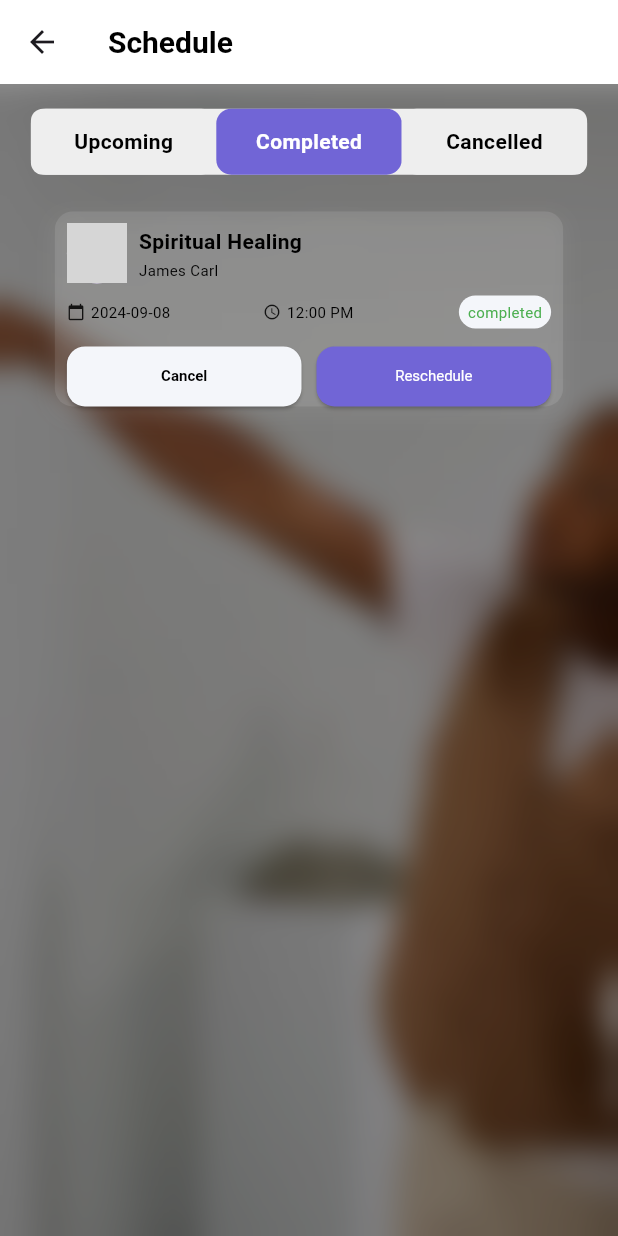
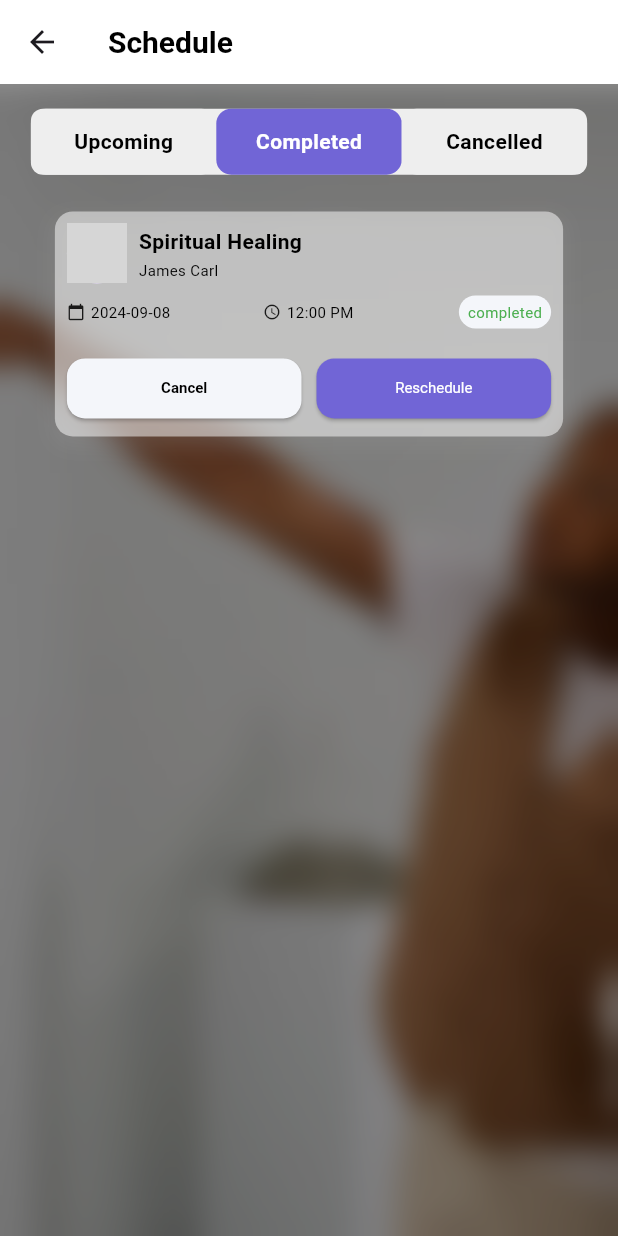
Before and after one commit to Gbolahan-Alao/passionAndPurpose, a Flutter app: the SchedulePage screen opened directly, after a tap on "Completed", on a phone screen of 412 x 824 dp. Run offline on Flutter 3.47's test engine with Material 3 defaults, Android fonts, the phone set to English and light mode, and no system bars; our stand-ins replace animated_text_kit, carousel_slider, flutter_riverpod; network calls fail; key blocks and very long unbroken strings in the code were emptied for the run; grey boxes are pictures that could not be loaded.

Commit message:
made some changes

```diff
--- a/lib/features/auth/presentation/pages/login_screen.dart
+++ b/lib/features/auth/presentation/pages/login_screen.dart
@@ -38,13 +38,13 @@ class LoginPage extends StatelessWidget {
                     child: BackdropFilter(
                       filter: ImageFilter.blur(sigmaX: 10, sigmaY: 10),
                       child: Container(
-                        color: Colors.white.withOpacity(0.2),
+                        color: Colors.white.withOpacity(0.35),
                         padding: const EdgeInsets.all(20.0),
                         child: Column(
                           crossAxisAlignment: CrossAxisAlignment.start,
                           mainAxisSize: MainAxisSize.min,
                           children: [
-                            SizedBox(height: 10),
+                            const SizedBox(height: 10),
                             Text(
                               'Login',
                               style: TextStyle(
@@ -105,6 +105,7 @@ class LoginPage extends StatelessWidget {
                                     textAlign: TextAlign.center,
                                     style: TextStyle(
                                       fontSize: 16,
+                                      fontWeight: FontWeight.w600,
                                       color: Colors.grey[600],
                                     ),
                                   ),
--- a/lib/features/schedule/presentation/widgets/cards/appointment_card.dart
+++ b/lib/features/schedule/presentation/widgets/cards/appointment_card.dart
@@ -20,12 +20,12 @@ class AppointmentCard extends StatelessWidget {
   @override
   Widget build(BuildContext context) {
     return Container(
-      width: MediaQuery.of(context).size.width * 0.9,
-      height: 130,
+      width: MediaQuery.of(context).size.width * 1.0,
+      height: 150,
       margin: const EdgeInsets.symmetric(horizontal: 16, vertical: 8),
       padding: const EdgeInsets.all(8),
       decoration: BoxDecoration(
-        color: Colors.white.withOpacity(0.1),
+        color: Colors.white.withOpacity(0.5),
         borderRadius: BorderRadius.circular(12),
         boxShadow: [
           BoxShadow(
@@ -111,7 +111,7 @@ class AppointmentCard extends StatelessWidget {
               ),
             ],
           ),
-          const SizedBox(height: 8),
+          const SizedBox(height: 16),
           Row(
             mainAxisAlignment: MainAxisAlignment.spaceBetween,
             children: [
@@ -121,7 +121,7 @@ class AppointmentCard extends StatelessWidget {
                   style: ElevatedButton.styleFrom(
                     backgroundColor: AppTheme.primaryLight,
                     padding:
-                        const EdgeInsets.symmetric(horizontal: 12, vertical: 6),
+                        const EdgeInsets.symmetric(horizontal: 8, vertical: 6),
                     textStyle: const TextStyle(
                       fontSize: 10,
                       fontWeight: FontWeight.bold,
@@ -133,7 +133,7 @@ class AppointmentCard extends StatelessWidget {
                   ),
                 ),
               ),
-              SizedBox(
+              const SizedBox(
                 width: 10,
               ),
               Expanded(
@@ -142,7 +142,7 @@ class AppointmentCard extends StatelessWidget {
                   style: ElevatedButton.styleFrom(
                     backgroundColor: AppTheme.primaryColor,
                     padding:
-                        const EdgeInsets.symmetric(horizontal: 12, vertical: 6),
+                        const EdgeInsets.symmetric(horizontal: 8, vertical: 6),
                     textStyle: const TextStyle(
                       fontSize: 10,
                       fontWeight: FontWeight.normal,
--- a/lib/main.dart
+++ b/lib/main.dart
@@ -1,6 +1,5 @@
 import 'package:flutter/material.dart';
 import 'package:flutter_riverpod/flutter_riverpod.dart';
-
 import 'package:passion_purpose/core/theme/theme.dart';
 import 'package:passion_purpose/features/auth/presentation/pages/auth_screen.dart';
 
```
Also changed, not shown: lib/features/auth/presentation/pages/sign_up_screen.dart (+5 -3 lines).
